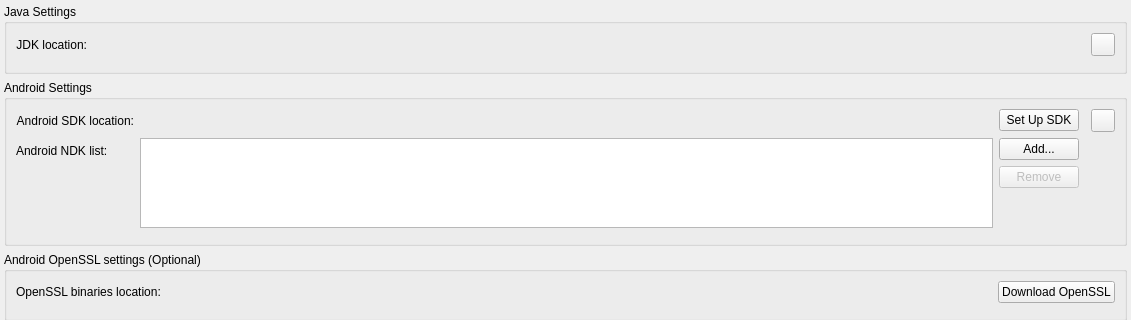
Qt form src/plugins/android/androidsettingswidget.ui (qt-creator/qt-creator) before a commit; both pictures show x 0 to 1131 and y 0 to 320 of the 1131 by 826 pixel window.
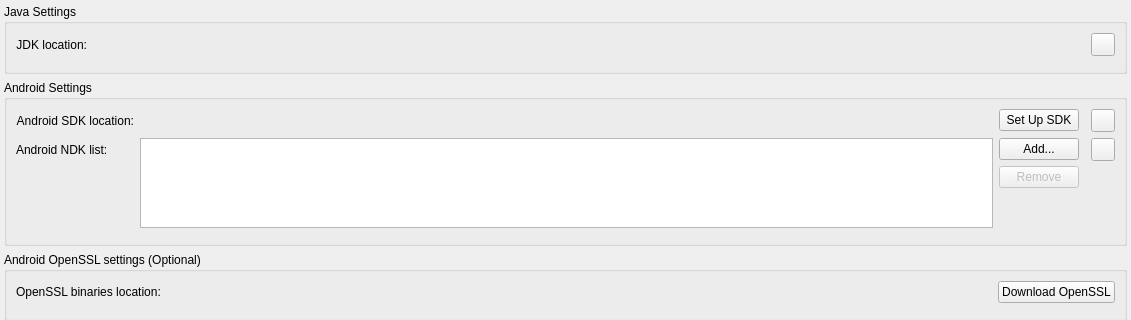
The same form after that commit. Custom widgets are drawn as their Qt base class.

Commit message: Android: partially revert 03f6517a6a5a07fc14377f8d7c1433c9c1683869

Patch:
```diff
--- a/src/plugins/android/androidsettingswidget.ui
+++ b/src/plugins/android/androidsettingswidget.ui
@@ -239,6 +239,16 @@
             </property>
            </widget>
           </item>
+          <item row="2" column="6">
+           <widget class="QToolButton" name="downloadNDKToolButton">
+            <property name="toolTip">
+             <string>Open Android NDK download URL in the system's browser.</string>
+            </property>
+            <property name="text">
+             <string/>
+            </property>
+           </widget>
+          </item>
           <item row="0" column="1">
            <widget class="Utils::PathChooser" name="SDKLocationPathChooser" native="true"/>
           </item>
```
